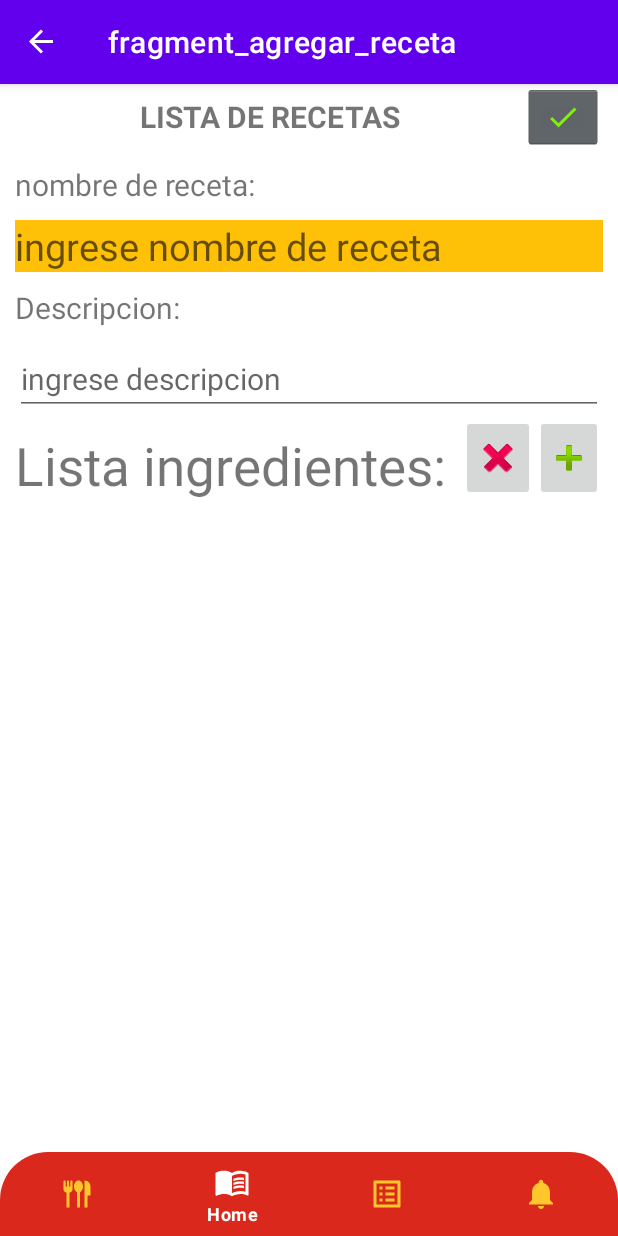
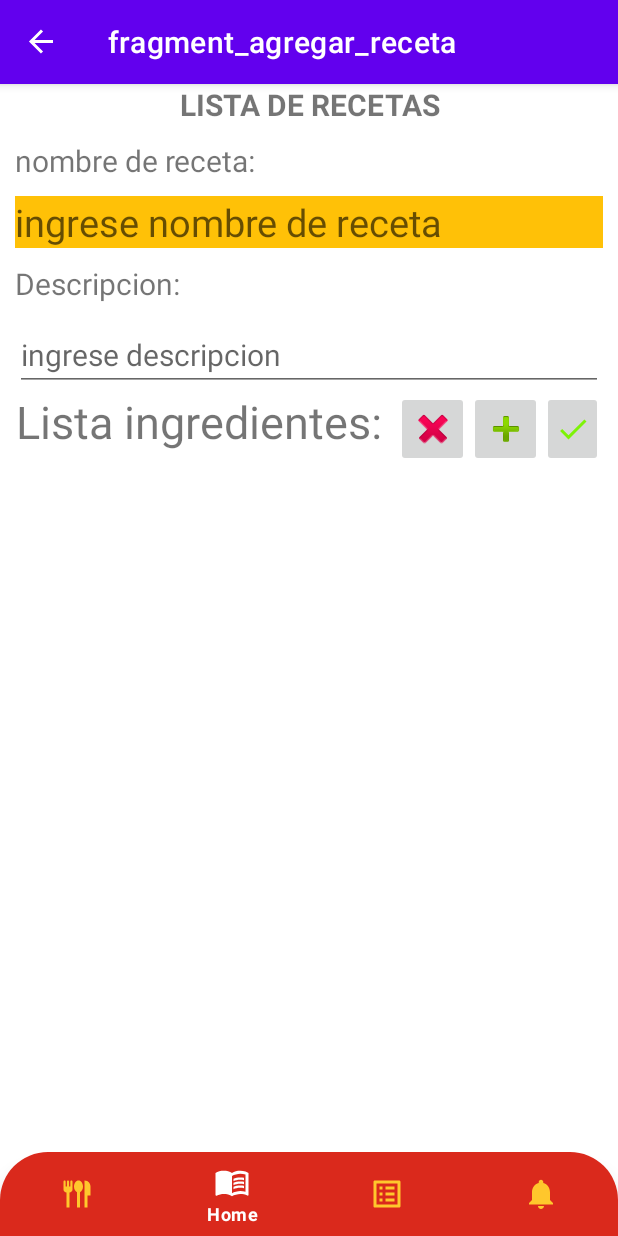
Before and after one commit to danilopezyejas/MenuSemanal, an Android app: the FragmentAgregarReceta screen opened through its navigation route, on a phone screen of 412 x 824 dp. Run offline under Robolectric (Android 15) with nearby library versions, the phone set to English and light mode, and no system bars; our stand-ins replace Firebase (no records; nobody signed in at launch, a user with empty details on screens opened directly), navigation-ui.

Commit message:
agregado ingredientes a recetas. prueba..

```diff
--- a/app/src/main/java/com/tip/MenuSemanal/FragmentAgregarReceta.java
+++ b/app/src/main/java/com/tip/MenuSemanal/FragmentAgregarReceta.java
@@ -191,7 +191,9 @@ public class FragmentAgregarReceta extends Fragment {
 
                 listaIngredientes.clear();
 
-                edDescripcion.setText(snapshot.child("Descripcion").getValue().toString());
+                if(snapshot.child("Descripcion").getValue()!=null){
+                    edDescripcion.setText(snapshot.child("Descripcion").getValue().toString()); }
+                //
                 for(DataSnapshot ingredientesDataSnap : snapshot.getChildren()){
                     if (!ingredientesDataSnap.getKey().equals("Descripcion")){
                     Ingrediente ingrediente = ingredientesDataSnap.getValue(Ingrediente.class);
--- a/app/src/main/java/com/tip/MenuSemanal/ui/recetas/RecetasFragment.java
+++ b/app/src/main/java/com/tip/MenuSemanal/ui/recetas/RecetasFragment.java
@@ -71,7 +71,9 @@ public class RecetasFragment extends Fragment {
                 for(DataSnapshot recetasDataSnap : snapshot.getChildren()){
                     String nomreceta = recetasDataSnap.getKey();
 
-                    String descrip =  recetasDataSnap.child("Descripcion").getValue().toString();//recetas.add(receta);
+                    String descrip = "";
+                    if(recetasDataSnap.child("Descripcion").getValue()!=null)
+                        descrip = recetasDataSnap.child("Descripcion").getValue().toString();//recetas.add(receta);
                     recetas.add(new Recetas(nomreceta,descrip));
 
                 }
--- a/app/src/main/res/layout/fragment_agregar_receta.xml
+++ b/app/src/main/res/layout/fragment_agregar_receta.xml
@@ -35,15 +35,6 @@
                     android:textStyle="bold"
                     android:gravity="center"
                     app:layout_constraintTop_toTopOf="parent" />
-
-                <ImageButton
-                    android:id="@+id/btnAceptarIngredientes"
-                    style="@android:style/Widget.Holo.ImageButton"
-                    android:layout_width="46dp"
-                    android:layout_height="43dp"
-                    android:layout_gravity="right"
-                    android:layout_weight="1"
-                    android:src="@drawable/ic_baseline_done_24" />
 
             </LinearLayout>
 
@@ -98,7 +89,8 @@
                     android:layout_marginTop="10dp"
                     android:text="@string/lista_ingredientes"
                     android:textAlignment="center"
-                    android:textSize="35sp" />
+                    android:layout_gravity="center_horizontal"
+                    android:textSize="30sp" />
 
                 <Space
                     android:layout_width="10dp"
@@ -108,7 +100,7 @@
                 <ImageButton
                     android:id="@+id/btnBorraring"
                     style="@android:style/Widget.DeviceDefault.ImageButton"
-                    android:layout_width="59dp"
+                    android:layout_width="wrap_content"
                     android:layout_height="match_parent"
                     android:layout_weight="1"
                     android:baselineAlignBottom="false"
@@ -120,6 +112,15 @@
                     android:layout_height="match_parent"
                     android:layout_weight="1"
                     android:src="@android:drawable/ic_input_add" />
+
+                <ImageButton
+                    android:id="@+id/btnAceptarIngredientes"
+                    style="@android:style/Widget.DeviceDefault.ImageButton"
+                    android:layout_width="wrap_content"
+                    android:layout_height="match_parent"
+                    android:layout_gravity="right"
+                    android:layout_weight="1"
+                    android:src="@drawable/ic_baseline_done_24" />
 
             </LinearLayout>
 
--- a/app/src/main/res/navigation/mobile_navigation.xml
+++ b/app/src/main/res/navigation/mobile_navigation.xml
@@ -50,8 +50,8 @@
         android:label="fragment_agregar_receta"
         tools:layout="@layout/fragment_agregar_receta" >
         <action
-            android:id="@+id/action_fragmentAgregarReceta_to_navigation_ingredientes"
-            app:destination="@id/navigation_ingredientes" />
+            android:id="@+id/action_fragmentAgregarReceta_to_navigation_recetas"
+            app:destination="@id/navigation_recetas" />
     </fragment>
     <activity
         android:id="@+id/authActivity"
```
Also changed, not shown: app/src/main/java/com/tip/MenuSemanal/AdapterListaIngredientes.java (+6 -11 lines).
